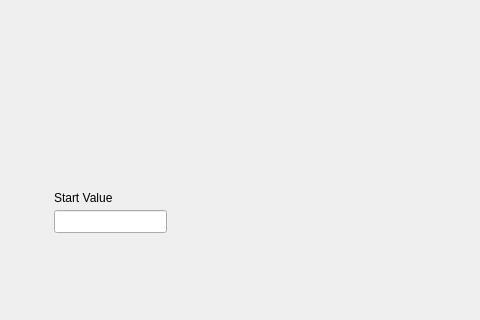
First picture: the form in mainwindow.ui, repository Roker2/MNA_1, before the edit; both pictures show x 166 to 646 and y 280 to 600 of the 800 by 600 pixel window.
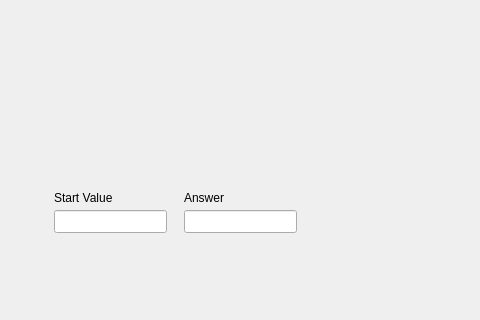
Second picture: the form after the edit. Custom widgets are drawn as their Qt base class.

Commit message: mainwindow: Add lineEditAnswer

```diff
--- a/mainwindow.ui
+++ b/mainwindow.ui
@@ -60,6 +60,32 @@
      <string>Start Value</string>
     </property>
    </widget>
+   <widget class="QLineEdit" name="lineEditAnswer">
+    <property name="geometry">
+     <rect>
+      <x>350</x>
+      <y>490</y>
+      <width>113</width>
+      <height>23</height>
+     </rect>
+    </property>
+    <property name="readOnly">
+     <bool>true</bool>
+    </property>
+   </widget>
+   <widget class="QLabel" name="label_2">
+    <property name="geometry">
+     <rect>
+      <x>350</x>
+      <y>470</y>
+      <width>57</width>
+      <height>15</height>
+     </rect>
+    </property>
+    <property name="text">
+     <string>Answer</string>
+    </property>
+   </widget>
   </widget>
   <widget class="QMenuBar" name="menubar">
    <property name="geometry">
```
